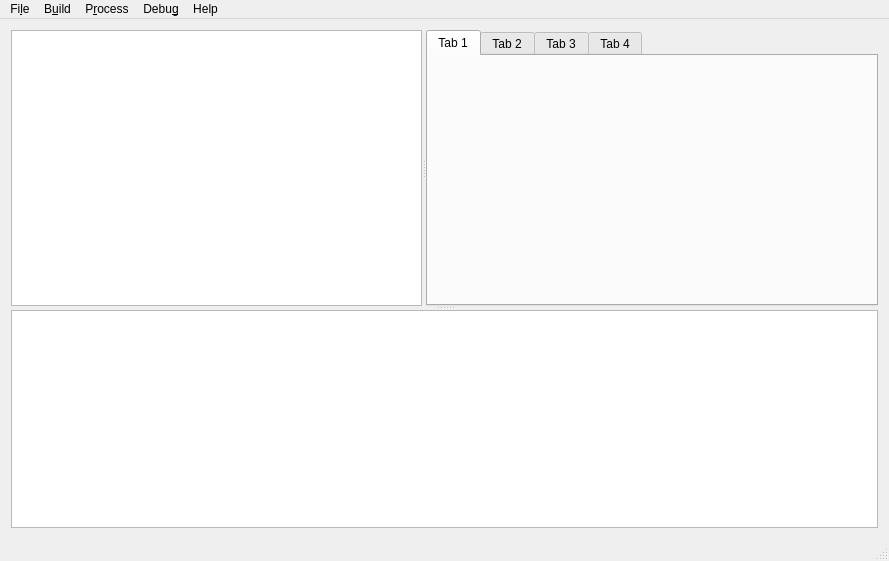
demensdeum/Saber-Plus, file Saber-Plus/mainwindow.ui: the form before one commit.
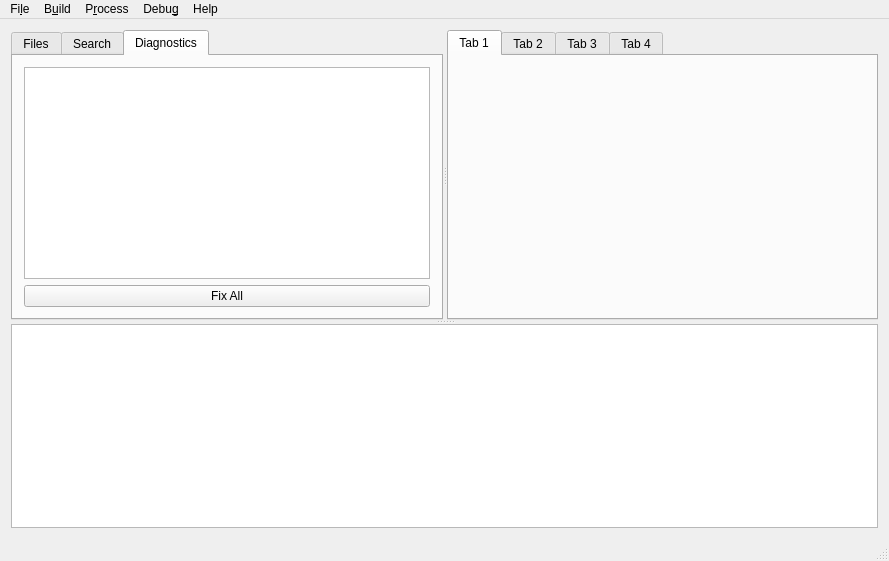
The form after the commit. The open tabs and pages were chosen to show the change. Custom widgets are drawn as their Qt base class.

Commit message: Diagnostics performing prototype

```diff
--- a/Saber-Plus/mainwindow.ui
+++ b/Saber-Plus/mainwindow.ui
@@ -16,16 +16,60 @@
   <widget class="QWidget" name="centralWidget">
    <layout class="QGridLayout" name="gridLayout_5">
     <item row="0" column="0">
-     <widget class="QSplitter" name="splitter_3">
+     <widget class="QSplitter" name="splitter_2">
       <property name="orientation">
        <enum>Qt::Vertical</enum>
       </property>
-      <widget class="QSplitter" name="splitter_2">
+      <widget class="QSplitter" name="splitter">
        <property name="orientation">
         <enum>Qt::Horizontal</enum>
        </property>
-       <widget class="QTreeView" name="treeView"/>
-       <widget class="QTabWidget" name="tabWidget">
+       <widget class="QTabWidget" name="toolTabs">
+        <property name="currentIndex">
+         <number>0</number>
+        </property>
+        <widget class="QWidget" name="tab_5">
+         <attribute name="title">
+          <string>Files</string>
+         </attribute>
+         <layout class="QGridLayout" name="gridLayout_6">
+          <item row="0" column="0">
+           <widget class="QTreeView" name="treeView"/>
+          </item>
+         </layout>
+        </widget>
+        <widget class="QWidget" name="tab_7">
+         <attribute name="title">
+          <string>Search</string>
+         </attribute>
+         <layout class="QGridLayout" name="gridLayout">
+          <item row="1" column="0">
+           <widget class="QListView" name="listView_2"/>
+          </item>
+          <item row="0" column="0">
+           <widget class="QLineEdit" name="lineEdit"/>
+          </item>
+         </layout>
+        </widget>
+        <widget class="QWidget" name="tab_6">
+         <attribute name="title">
+          <string>Diagnostics</string>
+         </attribute>
+         <layout class="QGridLayout" name="gridLayout_7">
+          <item row="0" column="0">
+           <widget class="QListView" name="listView"/>
+          </item>
+          <item row="1" column="0">
+           <widget class="QPushButton" name="pushButton">
+            <property name="text">
+             <string>Fix All</string>
+            </property>
+           </widget>
+          </item>
+         </layout>
+        </widget>
+       </widget>
+       <widget class="QTabWidget" name="textEditorTabs">
         <property name="currentIndex">
          <number>0</number>
         </property>
@@ -33,7 +77,7 @@
          <attribute name="title">
           <string>Tab 1</string>
          </attribute>
-         <layout class="QGridLayout" name="gridLayout">
+         <layout class="QGridLayout" name="gridLayout_9">
           <item row="0" column="0">
            <widget class="CodeEditor" name="textEdit" native="true"/>
           </item>
@@ -71,12 +115,7 @@
         </widget>
        </widget>
       </widget>
-      <widget class="QSplitter" name="splitter">
-       <property name="orientation">
-        <enum>Qt::Vertical</enum>
-       </property>
-       <widget class="QTextBrowser" name="textBrowser"/>
-      </widget>
+      <widget class="QTextBrowser" name="output"/>
      </widget>
     </item>
    </layout>
```
Left out of the diff: 34 changed lines with no effect on the pictures. The commit also changes 14 other files.
